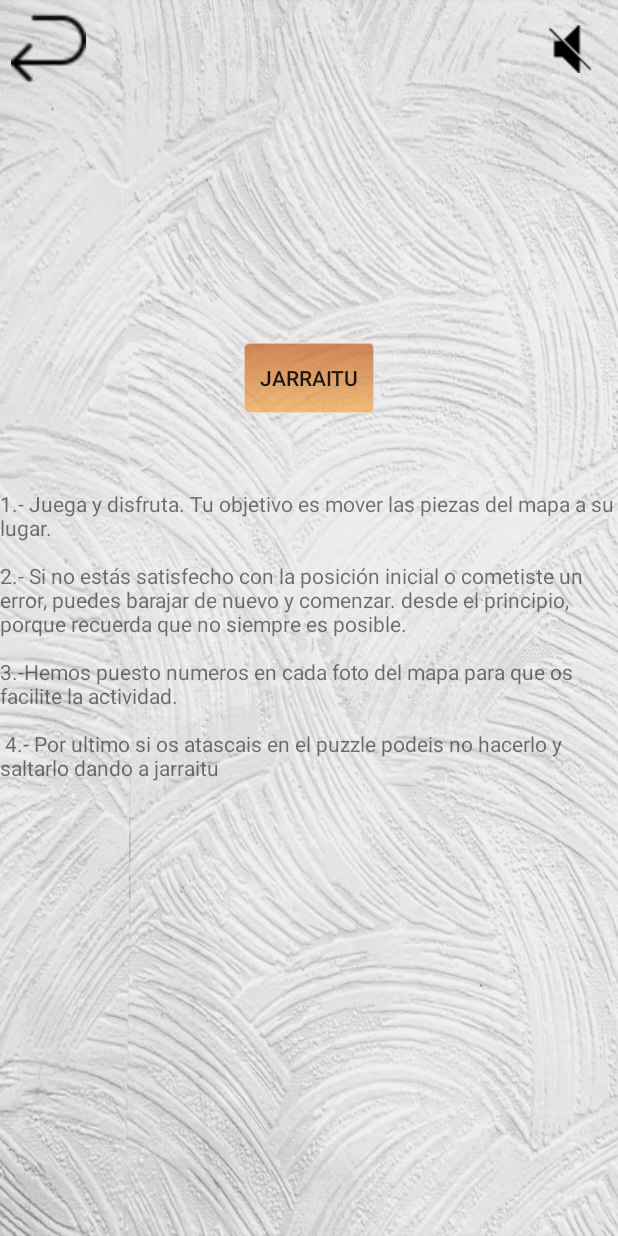
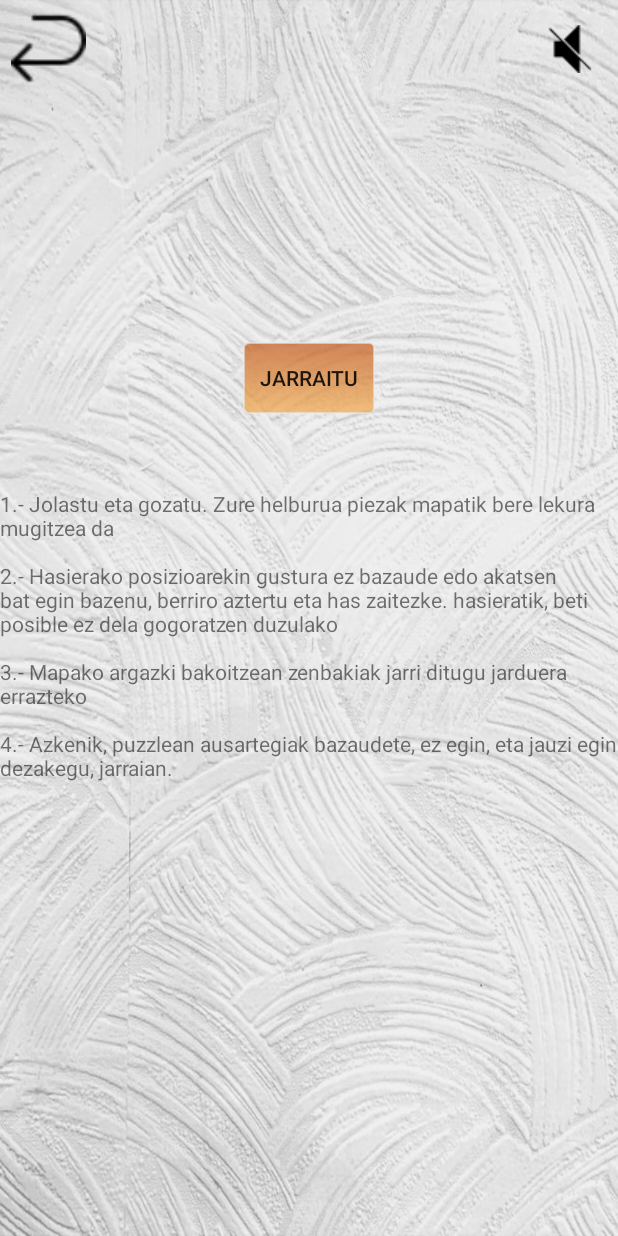
Before and after one commit to Javitrix01/DidaktikElorrioApp, an Android app: the layout activity_choose_difficult.xml on its own in the app's theme, with its tools: preview values and no code run, on a phone screen of 412 x 824 dp. Run offline under Robolectric (Android 15) with nearby library versions, the phone set to English and light mode, and no system bars; Roboto replaces fonts that are not available here.

Commit message:
Texto de castellano a euskera

```diff
--- a/DidaktikElorrioApp/app/src/main/res/values/strings.xml
+++ b/DidaktikElorrioApp/app/src/main/res/values/strings.xml
@@ -12,7 +12,7 @@
     <string name="mapaelorrio">MapaElorrio</string>
     <string name="cruces_de_elorrio_con_nombre">Cruces de elorrio con nombre</string>
     <string name="mapaelorrioconnombresdeubicaciones">MapaElorrioConNombresDeUbicaciones</string>
-    <string name="explicacionPuzzle">1.- Juega y disfruta. Tu objetivo es mover las piezas del mapa a su lugar.\n\n2.- Si no estás satisfecho con la posición inicial o cometiste un error, puedes barajar de nuevo y comenzar. desde el principio, porque recuerda que no siempre es posible.\n\n3.-Hemos puesto numeros en cada foto del mapa para que os facilite la actividad.\n\n 4.- Por ultimo si os atascais en el puzzle podeis no hacerlo y saltarlo dando a jarraitu</string>
+    <string name="explicacionPuzzle">1.- Jolastu eta gozatu. Zure helburua piezak mapatik bere lekura mugitzea da\n\n2.- Hasierako posizioarekin gustura ez bazaude edo akatsen bat egin bazenu, berriro aztertu eta has zaitezke. hasieratik, beti posible ez dela gogoratzen duzulako\n\n3.- Mapako argazki bakoitzean zenbakiak jarri ditugu jarduera errazteko\n\n4.- Azkenik, puzzlean ausartegiak bazaudete, ez egin, eta jauzi egin dezakegu, jarraian.</string>
     <string name="logo">mpieza la Aventura!</string>
     <string name="developers">developer - Gal Tager</string>
     <string name="game8">Puzzle Mapa</string>
```
